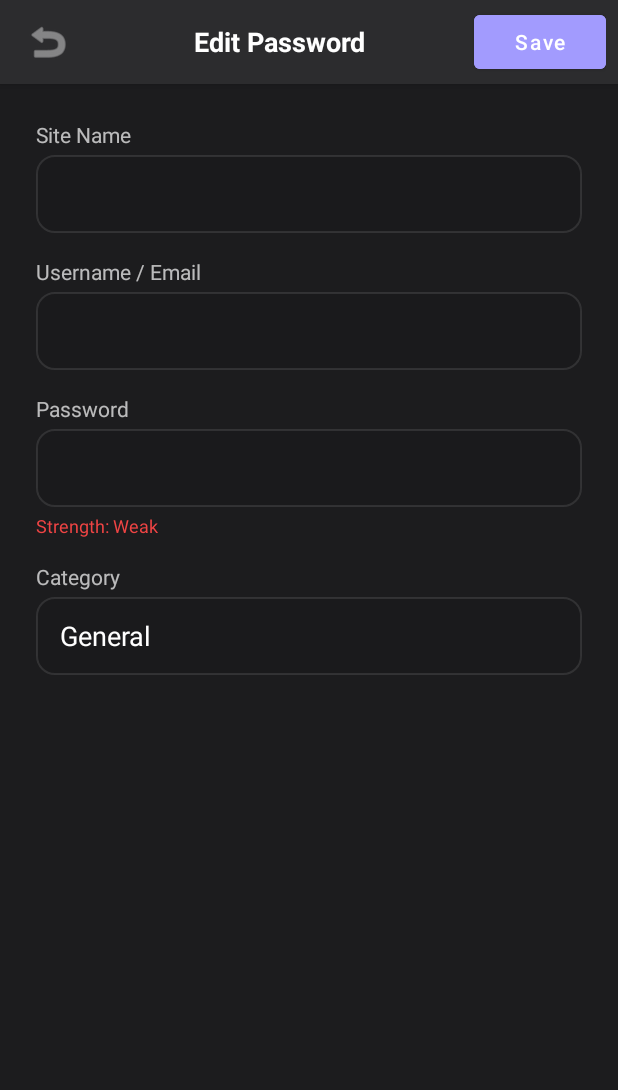
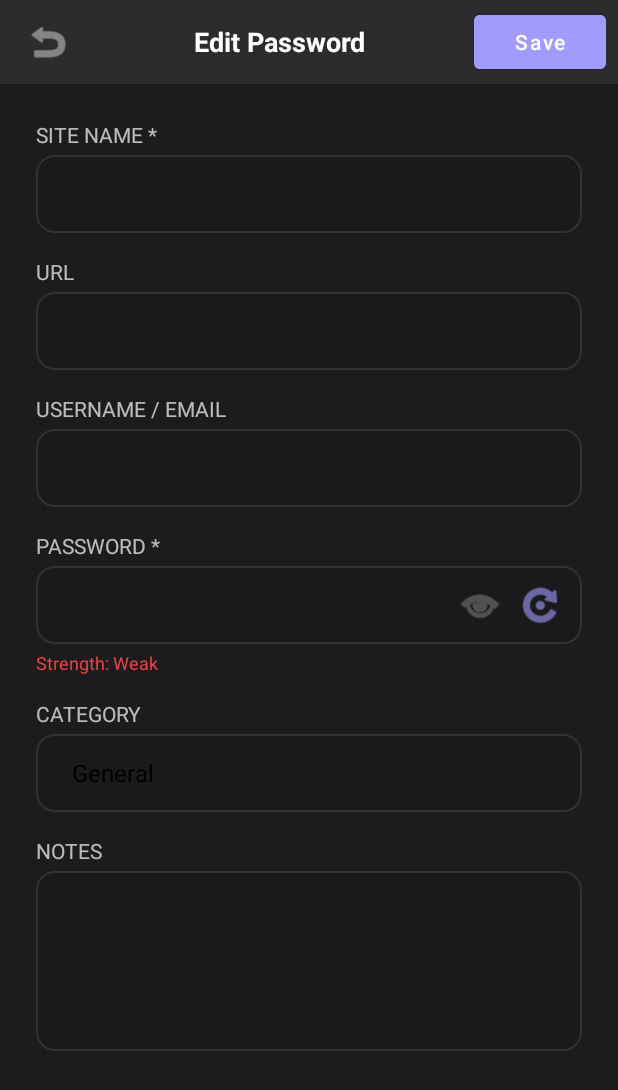
Before and after one commit to mdismailzzz02/lunacoreos-android, an Android app: the PasswordEditorActivity screen opened directly, with no data from a screen before it, after a tap on "Save", on a phone screen of 412 x 824 dp. Shown: the top 1090 px of the screen. Run offline under Robolectric (Android 15) with nearby library versions, the light colour scheme and no system bars.

Commit message:
feat: add URL, Notes, Category Spinner, and Password Generate/Reveal to Editor

```diff
--- a/app/src/main/java/com/lunacoreos/app/PasswordEditorActivity.java
+++ b/app/src/main/java/com/lunacoreos/app/PasswordEditorActivity.java
@@ -5,9 +5,11 @@ import android.text.Editable;
 import android.text.TextWatcher;
 import android.view.View;
 import android.view.WindowManager;
+import android.widget.ArrayAdapter;
 import android.widget.Button;
 import android.widget.EditText;
 import android.widget.ImageButton;
+import android.widget.Spinner;
 import android.widget.TextView;
 import android.widget.Toast;
 
@@ -20,10 +22,11 @@ import java.util.UUID;
 
 public class PasswordEditorActivity extends AppCompatActivity {
 
-    private EditText etSiteName, etUsername, etPassword, etCategory;
+    private EditText etSiteName, etUrl, etUsername, etPassword, etNotes;
+    private Spinner spinnerCategory;
     private TextView tvStrength;
     private Button btnSave, btnDelete;
-    private ImageButton btnBack;
+    private ImageButton btnBack, btnRevealPassword, btnGeneratePassword;
 
     private String existingId = null;
 
@@ -35,17 +38,48 @@ public class PasswordEditorActivity extends AppCompatActivity {
         setContentView(R.layout.activity_password_editor);
 
         etSiteName = findViewById(R.id.etSiteName);
+        etUrl = findViewById(R.id.etUrl);
         etUsername = findViewById(R.id.etUsername);
         etPassword = findViewById(R.id.etPassword);
-        etCategory = findViewById(R.id.etCategory);
+        spinnerCategory = findViewById(R.id.spinnerCategory);
+        etNotes = findViewById(R.id.etNotes);
+
         tvStrength = findViewById(R.id.tvStrength);
         btnSave = findViewById(R.id.btnSave);
         btnDelete = findViewById(R.id.btnDelete);
         btnBack = findViewById(R.id.btnBack);
+        btnRevealPassword = findViewById(R.id.btnRevealPassword);
+        btnGeneratePassword = findViewById(R.id.btnGeneratePassword);
+
+        String[] categories = {"General", "Work", "Finance", "Social", "Email", "Other"};
+        ArrayAdapter<String> adapter = new ArrayAdapter<>(this, android.R.layout.simple_spinner_dropdown_item, categories);
+        spinnerCategory.setAdapter(adapter);
 
         btnBack.setOnClickListener(v -> finish());
         btnSave.setOnClickListener(v -> savePassword());
         btnDelete.setOnClickListener(v -> deletePassword());
+
+        btnRevealPassword.setOnClickListener(v -> {
+            if (etPassword.getInputType() == android.text.InputType.TYPE_TEXT_VARIATION_VISIBLE_PASSWORD) {
+                etPassword.setInputType(android.text.InputType.TYPE_CLASS_TEXT | android.text.InputType.TYPE_TEXT_VARIATION_PASSWORD);
+                btnRevealPassword.setImageResource(android.R.drawable.ic_menu_view);
+            } else {
+                etPassword.setInputType(android.text.InputType.TYPE_TEXT_VARIATION_VISIBLE_PASSWORD);
+                btnRevealPassword.setImageResource(android.R.drawable.ic_menu_close_clear_cancel);
+            }
+            etPassword.setSelection(etPassword.getText().length());
+        });
+
+        btnGeneratePassword.setOnClickListener(v -> {
+            String chars = "ABCDEFGHIJKLMNOPQRSTUVWXYZabcdefghijklmnopqrstuvwxyz0123456789!@#$%^&*";
+            StringBuilder sb = new StringBuilder();
+            java.security.SecureRandom rnd = new java.security.SecureRandom();
+            while (sb.length() < 12) { // 12 chars is generally better for "strong"
+                int index = (int) (rnd.nextFloat() * chars.length());
+                sb.append(chars.charAt(index));
+            }
+            etPassword.setText(sb.toString());
+        });
 
         etPassword.addTextChangedListener(new TextWatcher() {
             @Override public void beforeTextChanged(CharSequence s, int start, int count, int after) {}
@@ -65,8 +99,17 @@ public class PasswordEditorActivity extends AppCompatActivity {
                 JSONObject json = new JSONObject(data);
                 existingId = json.getString("id");
                 etSiteName.setText(json.optString("site_name"));
+                etUrl.setText(json.optString("url"));
                 etUsername.setText(json.optString("username"));
-                etCategory.setText(json.optString("category", "General"));
+                etNotes.setText(json.optString("notes"));
+
+                String cat = json.optString("category", "General");
+                for (int i = 0; i < categories.length; i++) {
+                    if (categories[i].equals(cat)) {
+                        spinnerCategory.setSelection(i);
+                        break;
+                    }
+                }
 
                 String enc = json.getString("enc_password");
                 String iv = json.getString("enc_iv");
@@ -86,9 +129,11 @@ public class PasswordEditorActivity extends AppCompatActivity {
 
     private void savePassword() {
         String site = etSiteName.getText().toString();
+        String urlText = etUrl.getText().toString();
         String user = etUsername.getText().toString();
         String pass = etPassword.getText().toString();
-        String cat = etCategory.getText().toString();
+        String cat = spinnerCategory.getSelectedItem().toString();
+        String notesText = etNotes.getText().toString();
 
         if (site.isEmpty() || pass.isEmpty()) {
             Toast.makeText(this, "Site name and password required", Toast.LENGTH_SHORT).show();
@@ -105,12 +150,13 @@ public class PasswordEditorActivity extends AppCompatActivity {
                 JSONObject payload = new JSONObject();
                 payload.put("id", existingId != null ? existingId : UUID.randomUUID().toString());
                 payload.put("site_name", site);
+                payload.put("url", urlText);
                 payload.put("username", user);
                 payload.put("enc_password", enc.encPassword);
                 payload.put("enc_iv", enc.encIv);
-                payload.put("category", cat.isEmpty() ? "General" : cat);
+                payload.put("category", cat);
+                payload.put("notes", notesText);
                 payload.put("strength", CryptoService.scorePasswordStrength(pass));
-                // URL and Notes not currently in UI for brevity but can be added
 
                 SupabaseClient client = new SupabaseClient(this);
                 client.savePassword(payload);
--- a/app/src/main/res/layout/activity_password_editor.xml
+++ b/app/src/main/res/layout/activity_password_editor.xml
@@ -53,21 +53,55 @@
             android:orientation="vertical"
             android:padding="24dp">
 
-            <TextView android:text="Site Name" android:textColor="@color/text_secondary" android:layout_width="wrap_content" android:layout_height="wrap_content" android:layout_marginBottom="4dp"/>
+            <TextView android:text="SITE NAME *" android:textColor="@color/text_secondary" android:layout_width="wrap_content" android:layout_height="wrap_content" android:layout_marginBottom="4dp"/>
             <EditText android:id="@+id/etSiteName" android:layout_width="match_parent" android:layout_height="52dp" android:background="@drawable/input_background" android:textColor="@color/text_primary" android:paddingHorizontal="16dp" android:layout_marginBottom="16dp" />
 
-            <TextView android:text="Username / Email" android:textColor="@color/text_secondary" android:layout_width="wrap_content" android:layout_height="wrap_content" android:layout_marginBottom="4dp"/>
+            <TextView android:text="URL" android:textColor="@color/text_secondary" android:layout_width="wrap_content" android:layout_height="wrap_content" android:layout_marginBottom="4dp"/>
+            <EditText android:id="@+id/etUrl" android:layout_width="match_parent" android:layout_height="52dp" android:background="@drawable/input_background" android:textColor="@color/text_primary" android:paddingHorizontal="16dp" android:layout_marginBottom="16dp" android:inputType="textUri" />
+
+            <TextView android:text="USERNAME / EMAIL" android:textColor="@color/text_secondary" android:layout_width="wrap_content" android:layout_height="wrap_content" android:layout_marginBottom="4dp"/>
             <EditText android:id="@+id/etUsername" android:layout_width="match_parent" android:layout_height="52dp" android:background="@drawable/input_background" android:textColor="@color/text_primary" android:paddingHorizontal="16dp" android:layout_marginBottom="16dp" />
 
-            <TextView android:text="Password" android:textColor="@color/text_secondary" android:layout_width="wrap_content" android:layout_height="wrap_content" android:layout_marginBottom="4dp"/>
-            <EditText android:id="@+id/etPassword" android:layout_width="match_parent" android:layout_height="52dp" android:background="@drawable/input_background" android:textColor="@color/text_primary" android:paddingHorizontal="16dp" android:inputType="textPassword" android:layout_marginBottom="4dp" />
+            <TextView android:text="PASSWORD *" android:textColor="@color/text_secondary" android:layout_width="wrap_content" android:layout_height="wrap_content" android:layout_marginBottom="4dp"/>
+            <FrameLayout
+                android:layout_width="match_parent"
+                android:layout_height="52dp"
+                android:layout_marginBottom="4dp">
+
+                <EditText android:id="@+id/etPassword" android:layout_width="match_parent" android:layout_height="match_parent" android:background="@drawable/input_background" android:textColor="@color/text_primary" android:paddingStart="16dp" android:paddingEnd="96dp" android:inputType="textPassword" />
+
+                <LinearLayout
+                    android:layout_width="wrap_content"
+                    android:layout_height="match_parent"
+                    android:orientation="horizontal"
+                    android:layout_gravity="end|center_vertical"
+                    android:paddingEnd="8dp">
+                    <ImageButton
+                        android:id="@+id/btnRevealPassword"
+                        android:layout_width="40dp"
+                        android:layout_height="match_parent"
+                        android:background="?attr/selectableItemBackgroundBorderless"
+                        android:src="@android:drawable/ic_menu_view"
+                        app:tint="@color/text_muted" />
+                    <ImageButton
+                        android:id="@+id/btnGeneratePassword"
+                        android:layout_width="40dp"
+                        android:layout_height="match_parent"
+                        android:background="?attr/selectableItemBackgroundBorderless"
+                        android:src="@android:drawable/ic_menu_rotate"
+                        app:tint="@color/accent_primary" />
+                </LinearLayout>
+            </FrameLayout>
 
             <TextView android:id="@+id/tvStrength" android:layout_width="wrap_content" android:layout_height="wrap_content" android:text="Strength: Weak" android:textColor="@color/danger" android:textSize="12sp" android:layout_marginBottom="16dp" />
 
-            <TextView android:text="Category" android:textColor="@color/text_secondary" android:layout_width="wrap_content" android:layout_height="wrap_content" android:layout_marginBottom="4dp"/>
-            <EditText android:id="@+id/etCategory" android:layout_width="match_parent" android:layout_height="52dp" android:background="@drawable/input_background" android:textColor="@color/text_primary" android:paddingHorizontal="16dp" android:layout_marginBottom="16dp" android:text="General" />
+            <TextView android:text="CATEGORY" android:textColor="@color/text_secondary" android:layout_width="wrap_content" android:layout_height="wrap_content" android:layout_marginBottom="4dp"/>
+            <Spinner android:id="@+id/spinnerCategory" android:layout_width="match_parent" android:layout_height="52dp" android:background="@drawable/input_background" android:layout_marginBottom="16dp" android:paddingHorizontal="16dp" />
 
-            <Button android:id="@+id/btnDelete" android:layout_width="match_parent" android:layout_height="52dp" android:text="Delete Entry" android:textColor="@color/danger" android:background="@android:color/transparent" android:textAllCaps="false" android:layout_marginTop="24dp" />
+            <TextView android:text="NOTES" android:textColor="@color/text_secondary" android:layout_width="wrap_content" android:layout_height="wrap_content" android:layout_marginBottom="4dp"/>
+            <EditText android:id="@+id/etNotes" android:layout_width="match_parent" android:layout_height="120dp" android:background="@drawable/input_background" android:textColor="@color/text_primary" android:padding="16dp" android:layout_marginBottom="16dp" android:gravity="top|start" android:inputType="textMultiLine" />
+
+            <Button android:id="@+id/btnDelete" android:layout_width="match_parent" android:layout_height="52dp" android:text="Delete Entry" android:textColor="@color/danger" android:background="@android:color/transparent" android:textAllCaps="false" android:layout_marginTop="8dp" />
 
         </LinearLayout>
     </ScrollView>
```
